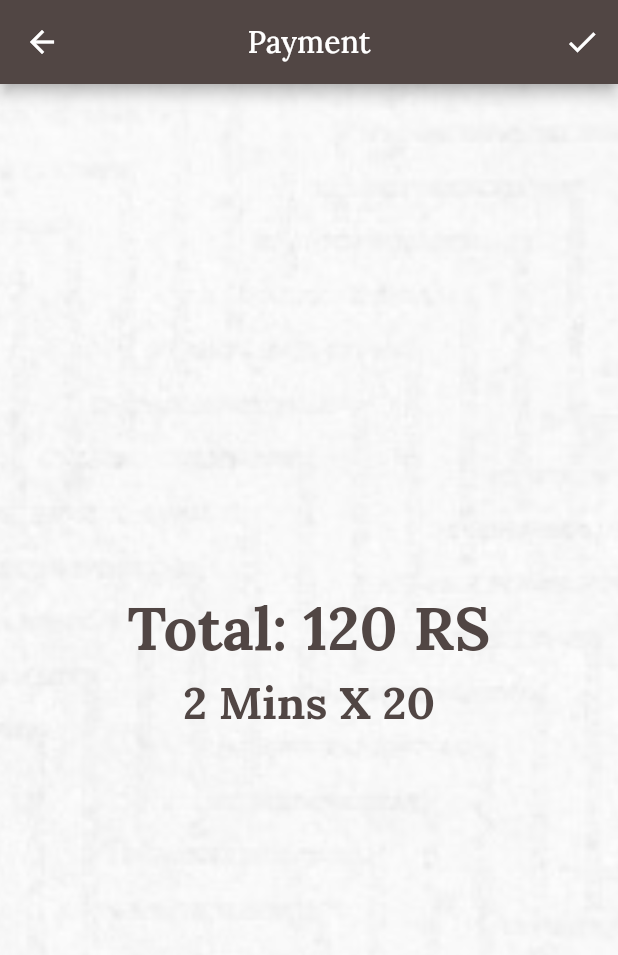
After one commit to hamzakbarali/Inovalet, a Flutter app: the FinalScreen screen opened by its route, after a tap on the "payment" icon, on a phone screen of 412 x 824 dp. The commit adds this screen. Shown: the top 955 px of the screen. Run offline on Flutter 3.47's test engine with Material 2 defaults, Android fonts, the phone set to English and light mode, and no system bars; our stand-ins replace animated_text_kit, camera, circular_countdown_timer, google_fonts, google_maps_flutter, location and 2 more; missing offline and left inert: duration_picker.

Commit message:
Added payment screen. Changed font. Added other functionality

```diff
--- a/lib/routes/routes.dart
+++ b/lib/routes/routes.dart
@@ -13,6 +13,9 @@ class RouteGenerator {
   static const String callValetMapScreenRoute = "/call-valet";
   static const String bookinginfoScreenRoute = "/booking-info";
   static const String finalscreenRoute = "/end";
+  static const String validationscreenRoute = "/validation";
+  static const String qrscannerscreenRoute = "/qr-scanner";
+  static const String paymentscreenRoute = "/payment";
 
   static Route generateRoute(RouteSettings settings) {
     switch (settings.name) {
@@ -46,6 +49,16 @@ class RouteGenerator {
       case finalscreenRoute:
         return MaterialPageRoute(
             builder: (_) => const FinalScreen(), settings: settings);
+      case validationscreenRoute:
+        return MaterialPageRoute(
+            builder: (_) => const ValidationScreen(), settings: settings);
+      case qrscannerscreenRoute:
+        return MaterialPageRoute(
+            builder: (_) => const QrScannerScreen(), settings: settings);
+      case paymentscreenRoute:
+        return MaterialPageRoute(
+            builder: (_) => const PaymentScreen(), settings: settings);
+
       default:
         throw const FormatException("Invalid Route");
     }
--- a/lib/screens/call_valet_map_screen/call_valet_map_screen.dart
+++ b/lib/screens/call_valet_map_screen/call_valet_map_screen.dart
@@ -94,7 +94,7 @@ class _CallValetMapScreenState extends State<CallValetMapScreen> {
         backgroundColor: brownColor,
         title: Text(
           "Calling Valet",
-          style: GoogleFonts.lobster(
+          style: GoogleFonts.lora(
             textStyle: const TextStyle(),
           ),
         ),
--- a/lib/screens/contactus_screen/contactus_screen.dart
+++ b/lib/screens/contactus_screen/contactus_screen.dart
@@ -2,6 +2,7 @@ import "package:flutter/material.dart";
 import '../../common_components/commoncomp_barrel.dart';
 import "../../utils/utils_barrel.dart";
 import "./widgets/ContactItem.dart";
+import "package:google_fonts/google_fonts.dart";
 
 class ContacUsScreen extends StatelessWidget {
   const ContacUsScreen({Key? key}) : super(key: key);
@@ -17,7 +18,7 @@ class ContacUsScreen extends StatelessWidget {
         ),
         centerTitle: true,
         backgroundColor: brownColor,
-        title: Text("Contact Us", style: commonAppBarTitleStyle),
+        title: Text("Contact Us", style: GoogleFonts.lora()),
         actions: const [],
       ),
       body: SafeArea(
--- a/lib/screens/final_screen/final_screen.dart
+++ b/lib/screens/final_screen/final_screen.dart
@@ -18,16 +18,15 @@ class FinalScreen extends StatelessWidget {
         automaticallyImplyLeading: false,
         actions: [
           IconButton(
-            icon: const Icon(Icons.done),
+            icon: const Icon(Icons.payment),
             onPressed: () {
-              Navigator.popUntil(
-                  context, ModalRoute.withName(RouteGenerator.homescreenRoute));
+              Navigator.pushNamed(context, RouteGenerator.paymentscreenRoute);
             },
           ),
         ],
         title: Text(
           "Inovalet",
-          style: GoogleFonts.lobster(
+          style: GoogleFonts.lora(
             textStyle: const TextStyle(),
           ),
         ),
@@ -43,29 +42,34 @@ class FinalScreen extends StatelessWidget {
               crossAxisAlignment: CrossAxisAlignment.center,
               children: [
                 Center(
-                  child: Text(
-                    "Your validation code is: ",
-                    style: GoogleFonts.lobster(
+                  child: RichText(
+                    text: TextSpan(
+                      children: [
+                        TextSpan(
+                          text: "Your ",
+                          style: GoogleFonts.lora(
                             textStyle: TextStyle(
-                        fontSize: 25,
+                              fontSize: 22,
                               color: brownColor,
                               fontWeight: FontWeight.w900,
                             ),
                           ),
                         ),
+                        WidgetSpan(
+                          child: Icon(Icons.directions_car,
+                              color: brownShade, size: 35),
                         ),
-                const SizedBox(
-                  height: 10,
-                ),
-                Center(
-                  child: Text(
-                    HomeScreen.code,
+                        TextSpan(
+                          text: " Is Waiting For You",
                           style: GoogleFonts.lora(
                             textStyle: TextStyle(
-                        fontSize: 17,
-                        color: brownShade,
+                              fontSize: 22,
+                              color: brownColor,
                               fontWeight: FontWeight.w900,
                             ),
+                          ),
+                        ),
+                      ],
                     ),
                   ),
                 ),
--- a/lib/screens/login_screen/login_screen.dart
+++ b/lib/screens/login_screen/login_screen.dart
@@ -2,6 +2,7 @@ import "package:flutter/material.dart";
 import "../../utils/utils_barrel.dart";
 import "../../common_components/commoncomp_barrel.dart";
 import "../../routes/routes.dart";
+import "package:google_fonts/google_fonts.dart";
 
 class LoginScreen extends StatefulWidget {
   const LoginScreen({Key? key}) : super(key: key);
@@ -44,7 +45,7 @@ class _LoginScreenState extends State<LoginScreen> {
         centerTitle: true,
         backgroundColor: brownColor,
         title: Row(children: [
-          Text("Login", style: commonAppBarTitleStyle),
+          Text("Login", style: GoogleFonts.lora()),
           const Padding(
               padding: EdgeInsets.symmetric(horizontal: 8),
               child: Icon(Icons.directions_car))
--- /dev/null
+++ b/lib/screens/payment_screen/payment_screen.dart
@@ -0,0 +1,73 @@
+import "package:flutter/material.dart";
+import 'package:google_fonts/google_fonts.dart';
+import '../../routes/routes.dart';
+import '../../common_components/bg_image.dart';
+import "../../utils/utils_barrel.dart";
+import "../screens_barrel.dart";
+
+class PaymentScreen extends StatelessWidget {
+  const PaymentScreen({Key? key}) : super(key: key);
+
+  @override
+  Widget build(BuildContext context) {
+    Size size = MediaQuery.of(context).size;
+
+    return Scaffold(
+      appBar: AppBar(
+        actions: [
+          IconButton(
+            icon: const Icon(Icons.done),
+            onPressed: () {
+              Navigator.popUntil(
+                  context, ModalRoute.withName(RouteGenerator.homescreenRoute));
+            },
+          ),
+        ],
+        centerTitle: true,
+        backgroundColor: brownColor,
+        title: Text(
+          "Payment",
+          style: GoogleFonts.lora(
+            textStyle: const TextStyle(color: Colors.white),
+          ),
+        ),
+      ),
+      body: SafeArea(
+        child: SizedBox(
+          height: size.height,
+          width: size.width,
+          child: Container(
+            decoration: common_bg_image,
+            child: Column(
+              mainAxisAlignment: MainAxisAlignment.center,
+              crossAxisAlignment: CrossAxisAlignment.center,
+              children: [
+                Text(
+                  "Total: 120 RS",
+                  style: GoogleFonts.lora(
+                    textStyle: TextStyle(
+                      color: brownColor,
+                      fontSize: 40,
+                      fontWeight: FontWeight.bold,
+                    ),
+                  ),
+                ),
+                const SizedBox(height: 5),
+                Text(
+                  "2 Mins X 20",
+                  style: GoogleFonts.lora(
+                    textStyle: TextStyle(
+                      color: brownColor,
+                      fontSize: 30,
+                      fontWeight: FontWeight.bold,
+                    ),
+                  ),
+                ),
+              ],
+            ),
+          ),
+        ),
+      ),
+    );
+  }
+}
--- a/lib/screens/registration_screen/registration_screen.dart
+++ b/lib/screens/registration_screen/registration_screen.dart
@@ -2,6 +2,7 @@ import "package:flutter/material.dart";
 import "../../utils/utils_barrel.dart";
 import "../../common_components/commoncomp_barrel.dart";
 import "../../routes/routes.dart";
+import "package:google_fonts/google_fonts.dart";
 
 class RegistrationScreen extends StatefulWidget {
   const RegistrationScreen({Key? key}) : super(key: key);
@@ -52,7 +53,7 @@ class _RegistrationScreenState extends State<RegistrationScreen> {
         ),
         backgroundColor: brownColor,
         title: Row(children: [
-          Text("Signup", style: commonAppBarTitleStyle),
+          Text("Signup", style: GoogleFonts.lora()),
           const Padding(
               padding: EdgeInsets.symmetric(horizontal: 8),
               child: Icon(Icons.directions_car))
--- a/pubspec.yaml
+++ b/pubspec.yaml
@@ -40,6 +40,7 @@ dependencies:
   duration_picker: "^1.0.0"
   cupertino_icons: ^1.0.2
   circular_countdown_timer: ^0.2.0
+  permission_handler: ^8.3.0
 
 dev_dependencies:
   flutter_test:
```
Also changed, not shown: lib/main.dart (+10 -1 lines), lib/screens/book_valet_map_screen/book_valet_map_screen.dart (+34 -5 lines), lib/screens/booking_info_screen/booking_info_screen.dart (+4 -6 lines), lib/screens/home_screen/home_screen.dart (+15 -8 lines), lib/screens/home_screen/widgets/valet_btn.dart (+5 -2 lines), lib/screens/qr_scanner_screen/qr_scanner_screen.dart (added, +69 -0 lines), lib/screens/screens_barrel.dart (+6 -2 lines), lib/screens/validation_screen/validation_screen.dart (added, +127 -0 lines), lib/utils/themes.dart (+6 -4 lines), pubspec.lock, 1 other file. Lines whose indentation alone changed are shown as unchanged.
